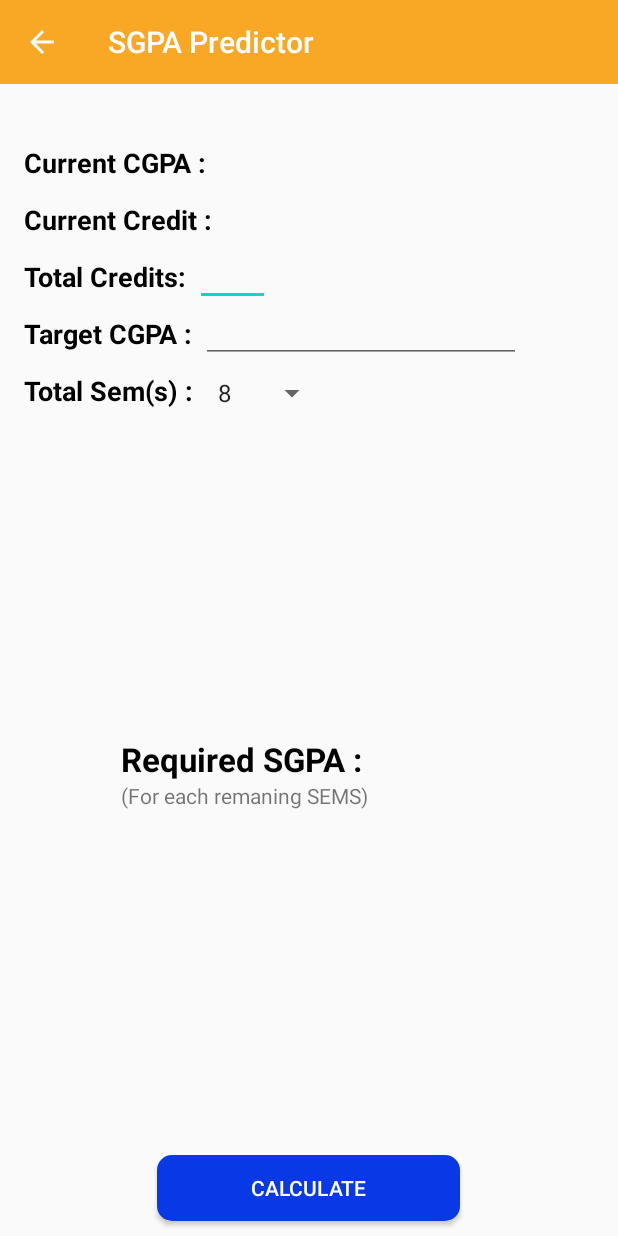
After one commit to saif191020/SastraCGPA, an Android app: the TargetCgpaActivity screen opened directly, with no data from a screen before it, on a phone screen of 412 x 824 dp. The commit adds this screen. Run offline under Robolectric (Android 15) with nearby library versions, the phone set to English and light mode, and no system bars; 1 statement that could not run was skipped.

Commit message:
Added End Sem Predictor feature.

```diff
--- a/app/src/main/AndroidManifest.xml
+++ b/app/src/main/AndroidManifest.xml
@@ -12,7 +12,10 @@
         android:roundIcon="@mipmap/ic_launcher_round"
         android:supportsRtl="true"
         android:theme="@style/AppTheme">
-        <activity android:name=".WebpageActivity"></activity>
+        <activity
+            android:name=".TargetCgpaActivity"
+            android:parentActivityName=".MainActivity" />
+        <activity android:name=".WebpageActivity" />
         <activity android:name=".NewsAndEvents" />
         <activity
             android:name=".TargetActivity"
--- a/app/src/main/java/com/sba/sastracgpa/MainActivity.java
+++ b/app/src/main/java/com/sba/sastracgpa/MainActivity.java
@@ -119,6 +119,10 @@ public class MainActivity extends AppCompatActivity {
         {
             Intent intent =new Intent(MainActivity.this,TargetActivity.class);
             startActivity(intent);
+        }else if(id== R.id.Target2)
+        {
+            Intent intent =new Intent(MainActivity.this,TargetCgpaActivity.class);
+            startActivity(intent);
         } else if(id== R.id.News)
         {
             Intent intent =new Intent(MainActivity.this,NewsAndEvents.class);
--- /dev/null
+++ b/app/src/main/java/com/sba/sastracgpa/TargetCgpaActivity.java
@@ -0,0 +1,127 @@
+package com.sba.sastracgpa;
+
+import androidx.appcompat.app.AppCompatActivity;
+import androidx.appcompat.widget.Toolbar;
+
+import android.content.Context;
+import android.content.SharedPreferences;
+import android.os.Bundle;
+import android.util.Log;
+import android.view.View;
+import android.widget.AdapterView;
+import android.widget.EditText;
+import android.widget.Spinner;
+import android.widget.TextView;
+import android.widget.Toast;
+
+public class TargetCgpaActivity extends AppCompatActivity {
+
+    private TextView cur__cg, cur__cr,req__sq;
+    private EditText total__cr,tar__cg;
+    private Spinner total__sems;
+
+    public static final String my_pref_key ="sba_data";
+    public static final String my_pref_sems="NO_OF_SEMS";
+    public static final String my_pref_cgpa="current_cgpa";
+    public static final String my_pref_currentcrdt="current_credit";
+    public static final String LOGTAG ="com.sba.MyLog";
+
+    public static final int tot_s[]={8,9};
+
+    int total_sems,total_cr,comp_sems;
+    double cur_cg,cur_cr, tar_cg,req_sg;
+
+    private SharedPreferences sharedPreferences;
+
+    @Override
+    protected void onCreate(Bundle savedInstanceState) {
+        super.onCreate(savedInstanceState);
+        setContentView(R.layout.activity_target_cgpa);
+        Declaration();
+
+
+
+        if(!sharedPreferences.contains(my_pref_sems))
+        {
+            Toast.makeText(this, "Please Save The CGPA and Come AGAIN :)", Toast.LENGTH_LONG).show();
+            Log.e(LOGTAG,"no sems\n");
+            finish();
+            return ;
+        }else if(Integer.parseInt(sharedPreferences.getString(my_pref_sems,""))==0)
+        {
+            String currentCg = "Current CGPA : " + 0.0;
+            cur_cg = 0.0;
+            String currentCredit = "Current Credit :" + 0;
+            cur_cr = 0;
+            cur__cr.setText(currentCredit);
+            cur__cg.setText(currentCg);
+            Log.v(LOGTAG, cur_cg + cur_cr+ " ");
+        } else {
+            Log.v(LOGTAG, sharedPreferences.getString(my_pref_sems, "") + " ");
+
+            String currentCg = "Current CGPA : " + sharedPreferences.getString(my_pref_cgpa, "");
+            cur_cg = Double.parseDouble(sharedPreferences.getString(my_pref_cgpa, ""));
+            String currentCredit = "Current Credit :" + sharedPreferences.getString(my_pref_currentcrdt, "");
+            cur_cr = Integer.parseInt(sharedPreferences.getString(my_pref_currentcrdt, ""));
+            cur__cr.setText(currentCredit);
+            cur__cg.setText(currentCg);
+            Log.v(LOGTAG, cur_cg + cur_cr+ " ");
+        }
+
+        comp_sems =Integer.parseInt(sharedPreferences.getString(my_pref_sems,""));
+        total__sems.setOnItemSelectedListener(new AdapterView.OnItemSelectedListener() {
+            @Override
+            public void onItemSelected(AdapterView<?> adapterView, View view, int selectedItemIndex, long l) {
+                total_sems =tot_s[selectedItemIndex];
+            }
+
+            @Override
+            public void onNothingSelected(AdapterView<?> adapterView) {
+
+            }
+        });
+    }
+    private void Declaration()
+    {
+        Toolbar toolbar =findViewById(R.id.toolbar4);
+        setSupportActionBar(toolbar);
+
+        if (getSupportActionBar() != null){
+            getSupportActionBar().setDisplayHomeAsUpEnabled(true);
+            getSupportActionBar().setDisplayShowHomeEnabled(true);
+        }
+        sharedPreferences =getSharedPreferences(my_pref_key, Context.MODE_PRIVATE);
+
+        cur__cg =findViewById(R.id.target2_currentcg);
+        cur__cr =findViewById(R.id.target2_currentcrd);
+        req__sq =findViewById(R.id.target2_requiredcg);
+        total__cr =findViewById(R.id.target2_et_nxtcrd);
+        tar__cg =findViewById(R.id.target2_cg);
+        total__sems  =findViewById(R.id.target2_tot_spinner_sems);
+
+    }
+
+    public void predict(View view)
+    {
+        Boolean valid =false;
+        if(!total__cr.getText().toString().equals("") && !tar__cg.getText().toString().equals("")&& !tar__cg.getText().toString().equals(".")  )
+            valid=true;
+        if(valid)
+        {
+            total_cr=Integer.parseInt(total__cr.getText().toString());
+            tar_cg=Double.parseDouble(tar__cg.getText().toString());
+            double x=
+                    (
+                       (double)
+                            ((double)(tar_cg*total_cr) - (double)(cur_cg*cur_cr))
+                                                /
+                                    ((double)(total_cr-cur_cr))
+                    );
+            Log.i(LOGTAG,total_cr+" "+x+" "+tar_cg+" "+cur_cr+" "+cur_cg+" "+total_sems+" "+comp_sems);
+            String reqCgPa = "Required SGPA : " + String.format("%.4f",x);
+            req__sq.setText(reqCgPa);
+        }else
+            Toast.makeText(this, "Please Fill The Required Details", Toast.LENGTH_SHORT).show();
+    }
+
+}
--- /dev/null
+++ b/app/src/main/res/layout/activity_target_cgpa.xml
@@ -0,0 +1,173 @@
+<?xml version="1.0" encoding="utf-8"?>
+<androidx.constraintlayout.widget.ConstraintLayout xmlns:android="http://schemas.android.com/apk/res/android"
+    xmlns:app="http://schemas.android.com/apk/res-auto"
+    xmlns:tools="http://schemas.android.com/tools"
+    android:layout_width="match_parent"
+    android:layout_height="match_parent"
+    tools:context=".TargetCgpaActivity">
+
+    <androidx.appcompat.widget.Toolbar
+        android:id="@+id/toolbar4"
+        android:layout_width="match_parent"
+        android:layout_height="wrap_content"
+        android:background="@color/colorPrimary"
+        android:theme="@style/ThemeOverlay.AppCompat.Dark.ActionBar"
+        android:titleTextColor="#ffffff"
+        app:layout_constraintEnd_toEndOf="parent"
+        app:layout_constraintStart_toStartOf="parent"
+        app:layout_constraintTop_toTopOf="parent"
+        app:title="SGPA Predictor" />
+
+
+    <Button
+        android:id="@+id/target2_calculate"
+        android:layout_width="202dp"
+        android:layout_height="44dp"
+
+        android:layout_marginBottom="10dp"
+        android:background="@drawable/button"
+        android:text="Calculate"
+        android:onClick="predict"
+        android:textColor="#FFFFFF"
+        app:layout_constraintBottom_toBottomOf="parent"
+        app:layout_constraintEnd_toEndOf="parent"
+        app:layout_constraintHorizontal_bias="0.497"
+        app:layout_constraintStart_toStartOf="parent" />
+
+    <TextView
+        android:id="@+id/target2_currentcg"
+        android:layout_width="wrap_content"
+        android:layout_height="wrap_content"
+        android:layout_marginStart="16dp"
+        android:layout_marginTop="40dp"
+        android:text="Current CGPA :"
+        android:textColor="@android:color/black"
+        android:textSize="18sp"
+        android:textStyle="bold"
+        app:layout_constraintEnd_toEndOf="parent"
+        app:layout_constraintHorizontal_bias="0.0"
+        app:layout_constraintStart_toStartOf="parent"
+        app:layout_constraintTop_toBottomOf="@+id/toolbar4" />
+
+    <TextView
+        android:id="@+id/target2_currentcrd"
+        android:layout_width="wrap_content"
+        android:layout_height="wrap_content"
+        android:layout_marginStart="16dp"
+        android:layout_marginTop="13dp"
+        android:text="Current Credit :"
+        android:textColor="@android:color/black"
+        android:textSize="18sp"
+        android:textStyle="bold"
+        app:layout_constraintEnd_toEndOf="parent"
+        app:layout_constraintHorizontal_bias="0.0"
+        app:layout_constraintStart_toStartOf="parent"
+        app:layout_constraintTop_toBottomOf="@+id/target2_currentcg" />
+
+    <TextView
+        android:id="@+id/target2_nextcrd"
+        android:layout_width="wrap_content"
+        android:layout_height="wrap_content"
+        android:layout_marginStart="16dp"
+        android:layout_marginTop="13dp"
+        android:text="Total Credits:"
+        android:textColor="@android:color/black"
+        android:textSize="18sp"
+        android:textStyle="bold"
+        app:layout_constraintEnd_toEndOf="parent"
+        app:layout_constraintHorizontal_bias="0.0"
+        app:layout_constraintStart_toStartOf="parent"
+        app:layout_constraintTop_toBottomOf="@+id/target2_currentcrd" />
+
+    <TextView
+        android:id="@+id/target2__cg"
+        android:layout_width="wrap_content"
+        android:layout_height="wrap_content"
+        android:layout_marginStart="16dp"
+        android:layout_marginTop="13dp"
+        android:text="Target CGPA :"
+        android:textColor="@android:color/black"
+        android:textSize="18sp"
+        android:textStyle="bold"
+        app:layout_constraintEnd_toEndOf="parent"
+        app:layout_constraintHorizontal_bias="0.0"
+        app:layout_constraintStart_toStartOf="parent"
+        app:layout_constraintTop_toBottomOf="@+id/target2_nextcrd" />
+    <TextView
+        android:id="@+id/target2_tot_sems"
+        android:layout_width="wrap_content"
+        android:layout_height="wrap_content"
+        android:layout_marginStart="16dp"
+        android:layout_marginTop="13dp"
+        android:text="Total Sem(s) :"
+        android:textColor="@android:color/black"
+        android:textSize="18sp"
+        android:textStyle="bold"
+        app:layout_constraintEnd_toEndOf="parent"
+        app:layout_constraintHorizontal_bias="0.0"
+        app:layout_constraintStart_toStartOf="parent"
+        app:layout_constraintTop_toBottomOf="@+id/target2__cg" />
+
+    <Spinner
+        android:id="@+id/target2_tot_spinner_sems"
+        android:layout_width="wrap_content"
+        android:layout_height="wrap_content"
+        android:layout_alignParentTop="true"
+        android:layout_marginStart="8dp"
+        android:layout_marginTop="8dp"
+        android:layout_toEndOf="@+id/tv_choice"
+        android:dropDownWidth="wrap_content"
+        android:entries="@array/Sems_Avalable"
+        android:spinnerMode="dropdown"
+        app:layout_constraintEnd_toEndOf="parent"
+        app:layout_constraintHorizontal_bias="0.0"
+        app:layout_constraintStart_toEndOf="@+id/target2_tot_sems"
+        app:layout_constraintTop_toBottomOf="@+id/target2_cg" />
+
+    <TextView
+        android:id="@+id/target2_requiredcg"
+        android:layout_width="wrap_content"
+        android:layout_height="wrap_content"
+        android:text="Required SGPA :                 "
+        android:textColor="@android:color/black"
+        android:textSize="22sp"
+        android:textStyle="bold"
+        app:layout_constraintBottom_toTopOf="@+id/target2_calculate"
+        app:layout_constraintEnd_toEndOf="parent"
+        app:layout_constraintStart_toStartOf="parent"
+        app:layout_constraintTop_toBottomOf="@+id/target2_cg" />
+
+    <EditText
+        android:id="@+id/target2_et_nxtcrd"
+        android:layout_width="50dp"
+        android:layout_height="wrap_content"
+        android:layout_marginStart="5dp"
+        android:ems="10"
+        android:inputType="number"
+        android:textSize="18sp"
+        app:layout_constraintEnd_toEndOf="parent"
+        app:layout_constraintHorizontal_bias="0.0"
+        app:layout_constraintStart_toEndOf="@+id/target2_nextcrd"
+        app:layout_constraintTop_toBottomOf="@+id/target2_currentcrd" />
+
+    <EditText
+        android:id="@+id/target2_cg"
+        android:layout_width="wrap_content"
+        android:layout_height="wrap_content"
+        android:layout_marginStart="5dp"
+        android:ems="10"
+        android:inputType="numberDecimal"
+        app:layout_constraintEnd_toEndOf="parent"
+        app:layout_constraintHorizontal_bias="0.0"
+        app:layout_constraintStart_toEndOf="@+id/target2__cg"
+        app:layout_constraintTop_toBottomOf="@+id/target2_nextcrd" />
+
+    <TextView
+        android:id="@+id/target2_forech"
+        android:layout_width="wrap_content"
+        android:layout_height="wrap_content"
+        android:text="(For each remaning SEMS)"
+        app:layout_constraintStart_toStartOf="@+id/target2_requiredcg"
+        app:layout_constraintTop_toBottomOf="@+id/target2_requiredcg" />
+
+</androidx.constraintlayout.widget.ConstraintLayout>
--- a/app/src/main/res/menu/menu.xml
+++ b/app/src/main/res/menu/menu.xml
@@ -13,11 +13,11 @@
         />
     <item
         android:id="@+id/Target1"
-        android:title="Target Finder(SGPA)"
+        android:title="Next Sem Predictor"
         />
     <item
         android:id="@+id/Target2"
-        android:title="Target Finder(CGPA)"
+        android:title="End Sem Predictor"
         />
     <item
         android:id="@+id/News"
--- a/app/src/main/res/values/strings.xml
+++ b/app/src/main/res/values/strings.xml
@@ -41,7 +41,10 @@
         <item>9</item>
         <item>10</item>
     </string-array>
-
+    <string-array name="Sems_Avalable">
+        <item>8</item>
+        <item>10</item>
+    </string-array>
     <!-- TODO: Remove or change this placeholder text -->
     <string name="hello_blank_fragment">Hello blank fragment</string>
 </resources>
```
Also changed, not shown: 15 other files.
